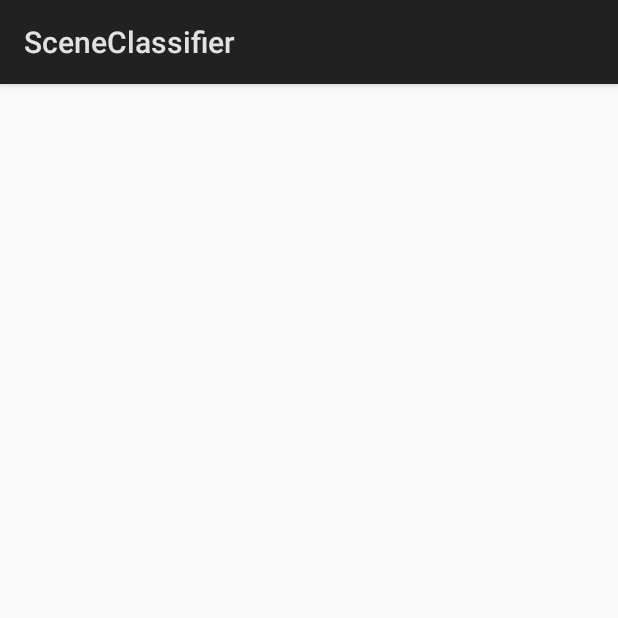
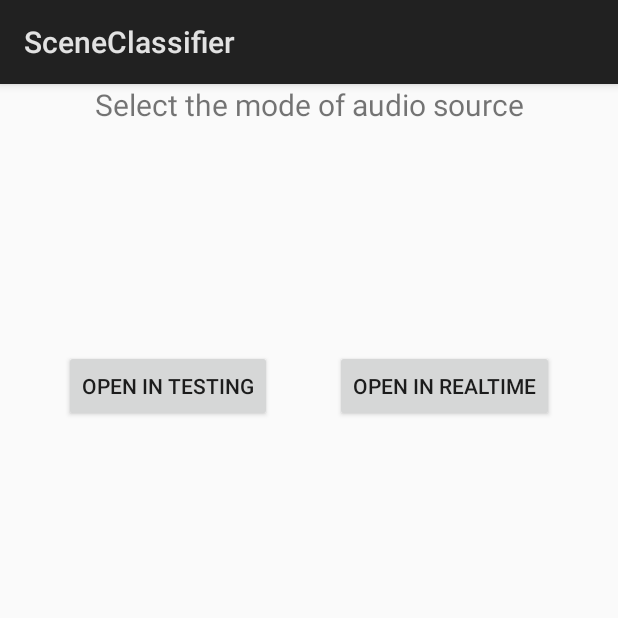
Before and after one commit to Exaltead/SceneClassifier, an Android app: the screen it shows after launch (MainActivity), on a phone screen of 412 x 824 dp, the top half of it. Run offline under Robolectric (Android 15) with nearby library versions, the phone set to English and light mode, and no system bars.

Commit message:
Added selection screen for the audio source.

```diff
--- a/SceneClassifier/app/src/main/java/com/exaltead/sceneclassifier/classification/ClassifiationService.kt
+++ b/SceneClassifier/app/src/main/java/com/exaltead/sceneclassifier/classification/ClassifiationService.kt
@@ -12,6 +12,10 @@ import com.exaltead.sceneclassifier.data_extraction.MicrophoneRecorder
 import com.exaltead.sceneclassifier.ui.ClassificationViewModel
 import java.util.*
 
+
+const val AUDIO_SOUCE_TYPE = "AUDIO_SOURCE"
+const val AUDIO_SOURCE_REALTIME = 1
+const val AUDIO_SOUCE_FILE = 2
 data class ClassificationResult(val label: String, val result: Double)
 class ClassifierBinder(val service: ClassifiationService): Binder()
 
--- /dev/null
+++ b/SceneClassifier/app/src/main/java/com/exaltead/sceneclassifier/ui/SelectionFragment.kt
@@ -0,0 +1,32 @@
+package com.exaltead.sceneclassifier.ui
+
+import android.os.Bundle
+import android.support.v4.app.Fragment
+import android.view.LayoutInflater
+import android.view.View
+import android.view.ViewGroup
+import com.exaltead.sceneclassifier.R
+import com.exaltead.sceneclassifier.classification.AUDIO_SOUCE_FILE
+import com.exaltead.sceneclassifier.classification.AUDIO_SOURCE_REALTIME
+import kotlinx.android.synthetic.main.selection_fragment.view.*
+
+
+class SelectionFragment : Fragment(){
+    override fun onCreateView(inflater: LayoutInflater?, container: ViewGroup?, savedInstanceState: Bundle?): View {
+        val view = inflater!!.inflate(R.layout.selection_fragment, container, false)
+        view.test_button.setOnClickListener({_ -> testButtonClicked()})
+        view.realtime_button.setOnClickListener({_ -> realtimeButtonClicked()})
+        return view
+    }
+
+    private fun testButtonClicked(){
+        val parent = activity as MainActivity
+        parent.selectAudioSouce(AUDIO_SOUCE_FILE)
+    }
+
+    private fun realtimeButtonClicked(){
+        val parent = activity as MainActivity
+        parent.selectAudioSouce(AUDIO_SOURCE_REALTIME)
+    }
+
+}
--- /dev/null
+++ b/SceneClassifier/app/src/main/res/layout/selection_fragment.xml
@@ -0,0 +1,34 @@
+<?xml version="1.0" encoding="utf-8"?>
+<android.support.constraint.ConstraintLayout xmlns:android="http://schemas.android.com/apk/res/android"
+    xmlns:app="http://schemas.android.com/apk/res-auto"
+    android:layout_width="match_parent"
+    android:layout_height="match_parent">
+    <TextView
+        android:id="@+id/selection_help"
+        android:layout_width="match_parent"
+        android:layout_height="wrap_content"
+        android:text="@string/audio_source_help"
+        android:textSize="20sp"
+        android:gravity="center"/>
+
+    <Button
+        android:id="@+id/test_button"
+        android:layout_width="wrap_content"
+        android:layout_height="wrap_content"
+        android:text="@string/test_button_info"
+        android:layout_marginTop="150dp"
+        app:layout_constraintEnd_toStartOf="@id/realtime_button"
+        app:layout_constraintStart_toStartOf="parent"
+        app:layout_constraintHorizontal_chainStyle="spread"
+        app:layout_constraintTop_toBottomOf="@id/selection_help" />
+    <Button
+        android:id="@+id/realtime_button"
+        android:layout_width="wrap_content"
+        android:layout_height="wrap_content"
+        android:text="@string/reatime_button_info"
+        app:layout_constraintEnd_toEndOf="parent"
+        app:layout_constraintStart_toEndOf="@id/test_button"
+        app:layout_constraintTop_toTopOf="@id/test_button"
+        />
+
+</android.support.constraint.ConstraintLayout>
--- a/SceneClassifier/app/src/main/res/values/strings.xml
+++ b/SceneClassifier/app/src/main/res/values/strings.xml
@@ -3,4 +3,7 @@
     <string name="binding_service">Attempting to bind service</string>
     <string name="missing_permission">Missing permissions</string>
     <string name="double_precision">%.4f</string>
+    <string name="test_button_info">Open in testing</string>
+    <string name="reatime_button_info">Open in realtime</string>
+    <string name="audio_source_help">Select the mode of audio source</string>
 </resources>
```
Also changed, not shown: SceneClassifier/app/src/main/java/com/exaltead/sceneclassifier/ui/MainActivity.kt (+29 -15 lines).
